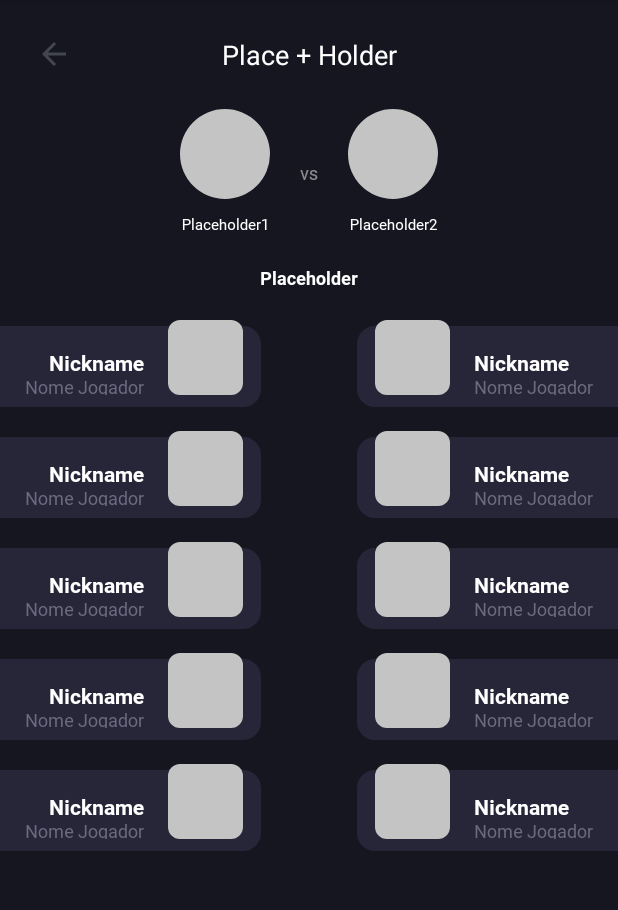
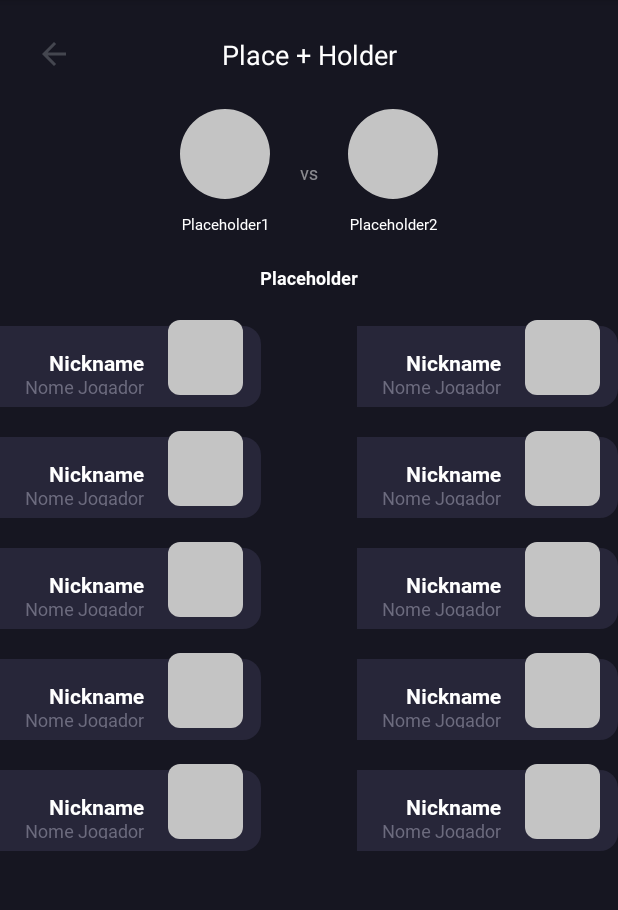
Before and after one commit to georgiapereira/CSTV, an Android app: the layout fragment_details.xml on its own in the app's theme, with its tools: preview values and no code run, on a phone screen of 412 x 824 dp, the part 84-994 px from its top. Run offline under Robolectric (Android 15) with nearby library versions, the phone set to English and light mode, and no system bars; network calls fail; Roboto replaces fonts that are not available here.

Commit message:
Removida redundancia dos layots de jogadores

```diff
--- a/app/src/main/res/drawable/player_item_background_right.xml
+++ /dev/null
@@ -1,7 +0,0 @@
-<?xml version="1.0" encoding="utf-8"?>
-<shape xmlns:android="http://schemas.android.com/apk/res/android">
-    <corners
-        android:bottomLeftRadius="12dp"
-        android:topLeftRadius="12dp" />
-    <solid android:color="@color/background_light" />
-</shape>
--- a/app/src/main/res/layout/fragment_details.xml
+++ b/app/src/main/res/layout/fragment_details.xml
@@ -160,7 +160,7 @@
             app:layout_constraintStart_toStartOf="parent"
             app:layout_constraintTop_toTopOf="parent"
             tools:itemCount="5"
-            tools:listitem="@layout/player_item_left" />
+            tools:listitem="@layout/player_item" />
 
         <androidx.recyclerview.widget.RecyclerView
             android:id="@+id/team2_players_container"
@@ -174,7 +174,8 @@
             app:layout_constraintStart_toEndOf="@+id/team1_players_container"
             app:layout_constraintTop_toTopOf="parent"
             tools:itemCount="5"
-            tools:listitem="@layout/player_item_right" />
+            tools:listitem="@layout/player_item"
+            tools:scaleX="-1"/>
     </androidx.constraintlayout.widget.ConstraintLayout>
 
     <RelativeLayout
--- a/app/src/main/res/layout/player_item_left.xml
+++ b/app/src/main/res/layout/player_item.xml
@@ -10,7 +10,7 @@
         android:layout_width="0dp"
         android:layout_height="0dp"
         android:layout_marginTop="4dp"
-        android:background="@drawable/player_item_background_left"
+        android:background="@drawable/player_item_background"
         app:layout_constraintBottom_toBottomOf="parent"
         app:layout_constraintEnd_toEndOf="parent"
         app:layout_constraintStart_toStartOf="parent"
--- a/app/src/main/res/layout/player_item_right.xml
+++ /dev/null
@@ -1,81 +0,0 @@
-<?xml version="1.0" encoding="utf-8"?>
-<androidx.constraintlayout.widget.ConstraintLayout xmlns:android="http://schemas.android.com/apk/res/android"
-    xmlns:app="http://schemas.android.com/apk/res-auto"
-    xmlns:tools="http://schemas.android.com/tools"
-    android:layout_width="174dp"
-    android:layout_height="58dp"
-    android:layout_marginBottom="16dp">
-
-    <FrameLayout
-        android:layout_width="0dp"
-        android:layout_height="0dp"
-        android:layout_marginTop="4dp"
-        android:background="@drawable/player_item_background_right"
-        app:layout_constraintBottom_toBottomOf="parent"
-        app:layout_constraintEnd_toEndOf="parent"
-        app:layout_constraintStart_toStartOf="parent"
-        app:layout_constraintTop_toTopOf="parent">
-
-    </FrameLayout>
-
-    <androidx.constraintlayout.widget.ConstraintLayout
-        android:layout_width="match_parent"
-        android:layout_height="match_parent"
-        android:layout_marginStart="12dp"
-        android:layout_marginEnd="8dp"
-        android:layout_marginBottom="8dp"
-        android:background="@android:color/transparent"
-        app:layout_constraintBottom_toBottomOf="parent"
-        app:layout_constraintEnd_toEndOf="parent"
-        app:layout_constraintStart_toStartOf="parent">
-
-        <ImageView
-            android:id="@+id/player_image"
-            android:layout_width="50dp"
-            android:layout_height="50dp"
-            android:background="@android:color/transparent"
-            app:layout_constraintBottom_toBottomOf="parent"
-            app:layout_constraintStart_toStartOf="parent"
-            app:layout_constraintTop_toTopOf="parent"
-            tools:background="@drawable/rounded_square_placeholder" />
-
-        <androidx.constraintlayout.widget.ConstraintLayout
-            android:layout_width="0dp"
-            android:layout_height="wrap_content"
-            android:layout_marginStart="16dp"
-            android:background="@android:color/transparent"
-            app:layout_constraintBottom_toBottomOf="parent"
-            app:layout_constraintEnd_toEndOf="parent"
-            app:layout_constraintStart_toEndOf="@+id/player_image">
-
-            <TextView
-                android:id="@+id/nickname_text"
-                android:layout_width="match_parent"
-                android:layout_height="17dp"
-                android:background="@android:color/transparent"
-                android:fontFamily="@font/roboto_bold"
-                android:singleLine="true"
-                android:text="Nickname"
-                android:textAlignment="textStart"
-                android:textColor="@color/white"
-                android:textSize="14sp"
-                app:layout_constraintBottom_toTopOf="@+id/name_text"
-                app:layout_constraintStart_toStartOf="parent" />
-
-            <TextView
-                android:id="@+id/name_text"
-                android:layout_width="match_parent"
-                android:layout_height="14dp"
-                android:background="@android:color/transparent"
-                android:fontFamily="@font/roboto"
-                android:singleLine="true"
-                android:text="Nome Jogador"
-                android:textAlignment="textStart"
-                android:textColor="@color/gray"
-                android:textSize="12sp"
-                app:layout_constraintBottom_toBottomOf="parent"
-                app:layout_constraintStart_toStartOf="parent" />
-        </androidx.constraintlayout.widget.ConstraintLayout>
-
-    </androidx.constraintlayout.widget.ConstraintLayout>
-</androidx.constraintlayout.widget.ConstraintLayout>
--- a/build.gradle
+++ b/build.gradle
@@ -8,7 +8,7 @@ buildscript {
     }
 
     dependencies {
-        classpath 'com.android.tools.build:gradle:4.0.2'
+        classpath 'com.android.tools.build:gradle:7.1.2'
         classpath "org.jetbrains.kotlin:kotlin-gradle-plugin:1.6.10"
         classpath "androidx.navigation:navigation-safe-args-gradle-plugin:2.4.1"
 
@@ -19,8 +19,8 @@ buildscript {
 }
 
 plugins {
-    id 'com.android.application' version '7.1.1' apply false
-    id 'com.android.library' version '7.1.1' apply false
+    id 'com.android.application' version '7.1.2' apply false
+    id 'com.android.library' version '7.1.2' apply false
     id 'org.jetbrains.kotlin.android' version '1.6.10' apply false
 }
 
```
Also changed, not shown: app/src/main/java/com/xuaum/cstv/ui/details/DetailsFragment.kt (+3 -8 lines), app/src/main/java/com/xuaum/cstv/ui/details/PlayersAdapter.kt (+20 -44 lines), app/src/main/res/drawable/player_item_background.xml (renamed from app/src/main/res/drawable/player_item_background_left.xml).
